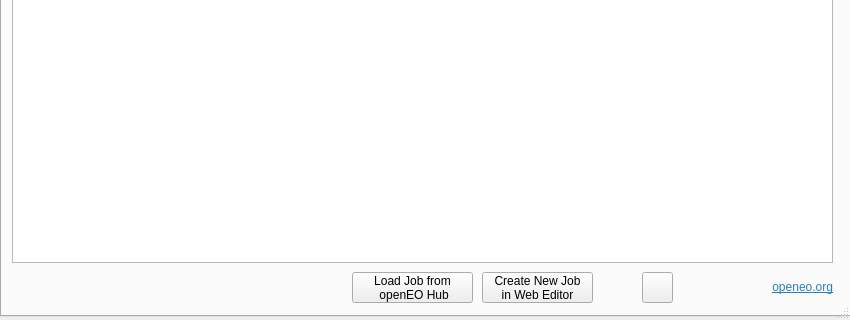
The window that openeo_connector_dialog_base.ui (Open-EO/openeo-qgis-plugin) describes before a commit, drawn with Qt 5; both pictures show x 0 to 850 and y 284 to 604 of the 850 by 604 pixel window.
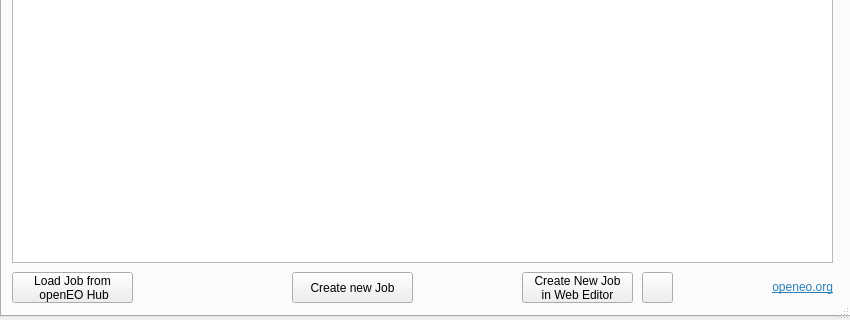
The same window after the commit. Icons and pictures are not drawn.

Commit message: added raw pg, create job and fixed some bugs

```diff
--- a/openeo_connector_dialog_base.ui
+++ b/openeo_connector_dialog_base.ui
@@ -337,7 +337,7 @@
     <widget class="QPushButton" name="loadHubBtn">
      <property name="geometry">
       <rect>
-       <x>350</x>
+       <x>10</x>
        <y>510</y>
        <width>121</width>
        <height>31</height>
@@ -351,7 +351,7 @@
     <widget class="QPushButton" name="moveButton">
      <property name="geometry">
       <rect>
-       <x>480</x>
+       <x>520</x>
        <y>510</y>
        <width>111</width>
        <height>31</height>
@@ -369,6 +369,19 @@
 in Web Editor</string>
      </property>
     </widget>
+    <widget class="QPushButton" name="createjobBtn">
+     <property name="geometry">
+      <rect>
+       <x>290</x>
+       <y>510</y>
+       <width>121</width>
+       <height>31</height>
+      </rect>
+     </property>
+     <property name="text">
+      <string>Create new Job</string>
+     </property>
+    </widget>
    </widget>
    <widget class="QWidget" name="tab">
     <attribute name="title">
```
The commit also changes 3 other files.
